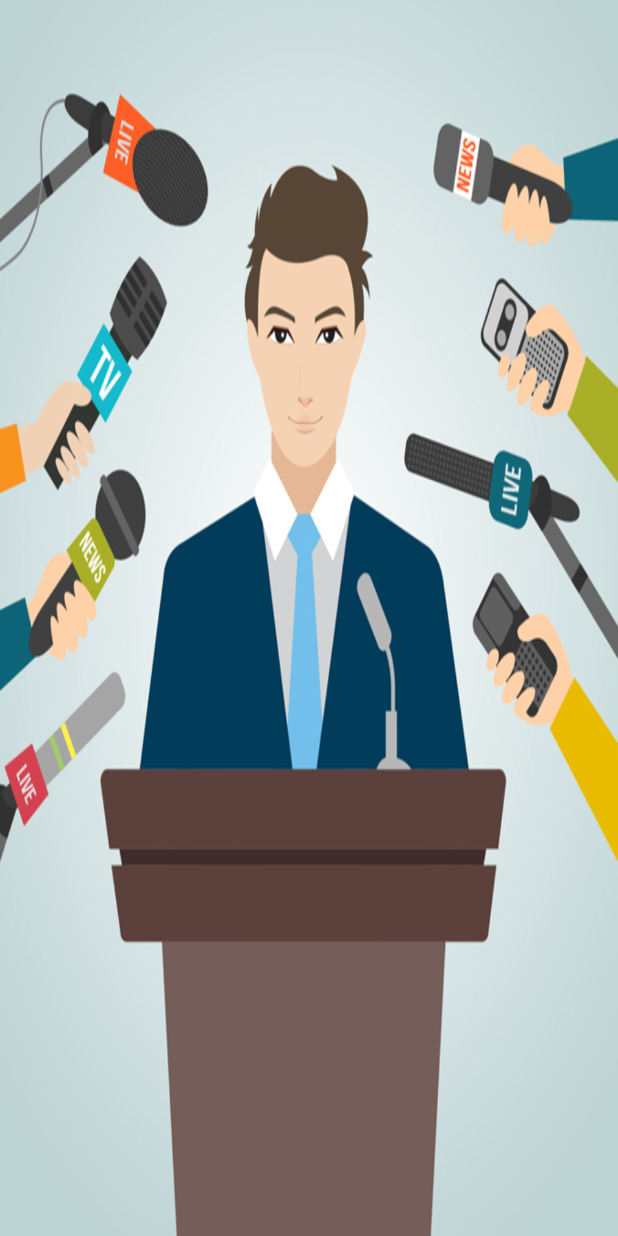
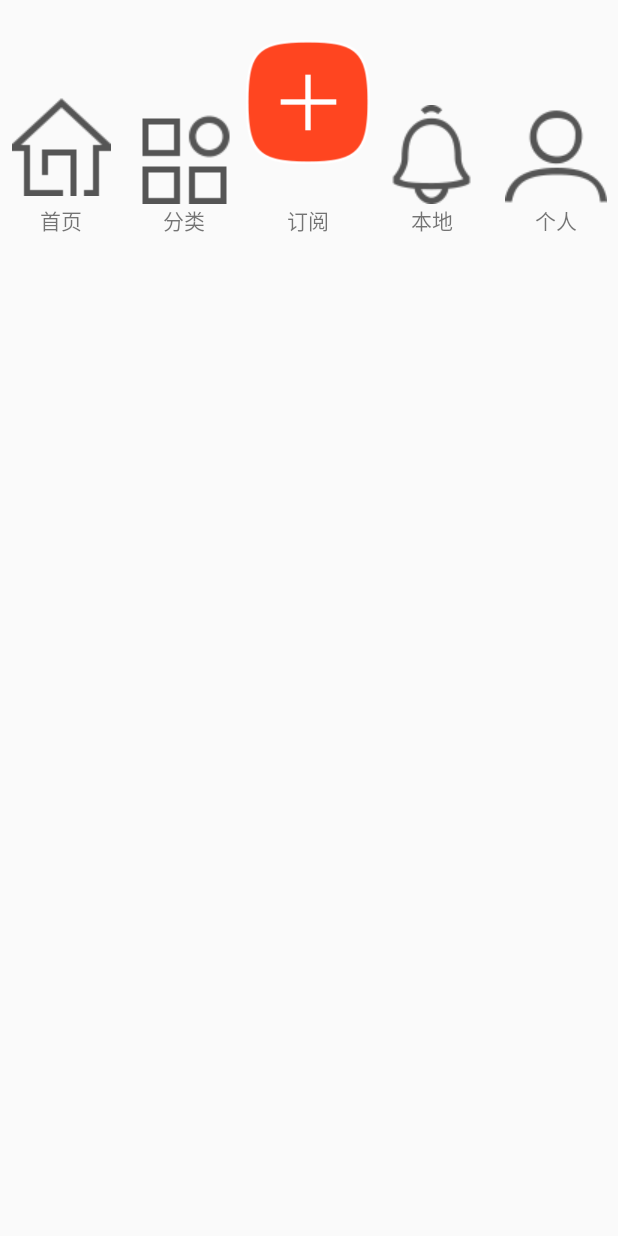
Before and after one commit to zhangchuanchuan/Wanxiang, an Android app: the screen it shows after launch (LaunchActivity before the commit, MainActivity after it), on a phone screen of 412 x 824 dp. Run offline under Robolectric (Android 15) with nearby library versions, the phone set to English and light mode, and no system bars.

Commit message:
主界面显示了

```diff
--- a/app/src/main/AndroidManifest.xml
+++ b/app/src/main/AndroidManifest.xml
@@ -23,6 +23,8 @@
             </intent-filter>
         </activity>
 
+        <activity android:name="com.stream.wangxiang.activity.MainActivity"/>
+
     </application>
 
 </manifest>
--- a/app/src/main/java/com/stream/wangxiang/activity/LaunchActivity.java
+++ b/app/src/main/java/com/stream/wangxiang/activity/LaunchActivity.java
@@ -1,4 +1,12 @@
 package com.stream.wangxiang.activity;
+
+import android.content.Intent;
+import android.os.Bundle;
+import android.os.Handler;
+import android.os.Message;
+import android.os.PersistableBundle;
+import android.support.annotation.Nullable;
+import android.util.Log;
 
 /**
  * 启动的Activity
@@ -6,4 +14,39 @@ package com.stream.wangxiang.activity;
  */
 public class LaunchActivity extends BaseActivity {
 
+    // 延迟加载的消息类型
+    private final int MSG_TYPE_DELAY_START = 0;
+
+
+
+    @Override
+    protected void onCreate(@Nullable Bundle savedInstanceState) {
+        super.onCreate(savedInstanceState);
+        Message startMsg = new Message();
+        startMsg.what = MSG_TYPE_DELAY_START;
+        startHandler.sendMessageDelayed(startMsg, 2000);
+    }
+
+    @Override
+    public void onBackPressed() {
+    }
+
+    // 这是启动延迟使用的handler
+    private Handler startHandler = new Handler(){
+        @Override
+        public void handleMessage(Message msg) {
+            switch (msg.what){
+                case MSG_TYPE_DELAY_START:
+                    jumpToMainActivity();
+                    break;
+            }
+        }
+    };
+
+    private void jumpToMainActivity(){
+        Intent mainIntent = new Intent();
+        mainIntent.setClass(this, MainActivity.class);
+        this.startActivity(mainIntent);
+        finish();
+    }
 }
--- a/app/src/main/java/com/stream/wangxiang/activity/MainActivity.java
+++ b/app/src/main/java/com/stream/wangxiang/activity/MainActivity.java
@@ -1,9 +1,21 @@
 package com.stream.wangxiang.activity;
+
+import android.os.Bundle;
+import android.os.PersistableBundle;
+
+import com.stream.wangxiang.fragment.MainInterfaceFragment;
 
 /**
  * 主界面的Activity
  * Created by 张川川 on 2016/4/18.
  */
 public class MainActivity extends BaseActivity {
-
+    @Override
+    public void onCreate(Bundle savedInstanceState) {
+        super.onCreate(savedInstanceState);
+        if(savedInstanceState == null){
+            MainInterfaceFragment mainInterfaceFragment = new MainInterfaceFragment();
+            getSupportFragmentManager().beginTransaction().add(android.R.id.content, mainInterfaceFragment).commit();
+        }
+    }
 }
--- /dev/null
+++ b/app/src/main/java/com/stream/wangxiang/fragment/MainInterfaceFragment.java
@@ -0,0 +1,22 @@
+package com.stream.wangxiang.fragment;
+
+import android.os.Bundle;
+import android.support.annotation.Nullable;
+import android.view.LayoutInflater;
+import android.view.View;
+import android.view.ViewGroup;
+
+import com.stream.wanxiang.R;
+
+/**
+ * 主要的地方
+ * Created by 张川川 on 2016/4/21.
+ */
+public class MainInterfaceFragment extends BaseFragment{
+    @Nullable
+    @Override
+    public View onCreateView(LayoutInflater inflater, @Nullable ViewGroup container, @Nullable Bundle savedInstanceState) {
+
+        return inflater.inflate(R.layout.fragment_main_interface, container, false);
+    }
+}
--- /dev/null
+++ b/app/src/main/res/layout/fragment_main_interface.xml
@@ -0,0 +1,99 @@
+<?xml version="1.0" encoding="utf-8"?>
+<RelativeLayout xmlns:android="http://schemas.android.com/apk/res/android"
+    android:layout_width="match_parent"
+    android:layout_height="match_parent">
+    <LinearLayout
+        android:layout_width="match_parent"
+        android:layout_height="wrap_content"
+        android:gravity="bottom"
+        android:baselineAligned="false">
+
+        <LinearLayout
+            android:layout_width="0dp"
+            android:layout_height="wrap_content"
+            android:orientation="vertical"
+            android:layout_weight="2">
+            <ImageView
+                android:layout_width="wrap_content"
+                android:layout_height="wrap_content"
+                android:layout_gravity="center_horizontal"
+                android:src="@drawable/home_icon_normal"/>
+            <TextView
+                android:layout_marginTop="5dp"
+                android:layout_width="wrap_content"
+                android:layout_height="match_parent"
+                android:layout_gravity="center_horizontal"
+                android:text="首页"/>
+        </LinearLayout>
+
+    <LinearLayout
+        android:layout_width="0dp"
+        android:layout_height="wrap_content"
+        android:orientation="vertical"
+        android:layout_weight="2">
+        <ImageView
+            android:layout_width="wrap_content"
+            android:layout_height="wrap_content"
+            android:layout_gravity="center_horizontal"
+            android:src="@drawable/category_normal"/>
+        <TextView
+            android:layout_width="wrap_content"
+            android:layout_height="wrap_content"
+            android:layout_gravity="center_horizontal"
+            android:text="分类"/>
+        </LinearLayout>
+
+    <LinearLayout
+        android:layout_width="0dp"
+        android:layout_height="wrap_content"
+        android:orientation="vertical"
+        android:layout_weight="2">
+        <ImageView
+            android:layout_width="wrap_content"
+            android:layout_height="wrap_content"
+            android:layout_gravity="center_horizontal"
+            android:src="@drawable/subscribe_icon"/>
+        <TextView
+            android:layout_width="wrap_content"
+            android:layout_height="wrap_content"
+            android:layout_gravity="center_horizontal"
+            android:text="订阅"/>
+    </LinearLayout>
+
+    <LinearLayout
+        android:layout_width="0dp"
+        android:layout_height="wrap_content"
+        android:orientation="vertical"
+        android:layout_weight="2">
+        <ImageView
+            android:layout_width="wrap_content"
+            android:layout_height="wrap_content"
+            android:layout_gravity="center_horizontal"
+            android:src="@drawable/message_icon_normal"/>
+        <TextView
+            android:layout_width="wrap_content"
+            android:layout_height="wrap_content"
+            android:layout_gravity="center_horizontal"
+
+            android:text="本地"/>
+    </LinearLayout>
+
+    <LinearLayout
+        android:layout_width="0dp"
+        android:layout_height="wrap_content"
+        android:orientation="vertical"
+        android:layout_weight="2">
+        <ImageView
+            android:layout_width="wrap_content"
+            android:layout_height="wrap_content"
+            android:layout_gravity="center_horizontal"
+            android:src="@drawable/my_icon_normal"/>
+        <TextView
+            android:layout_width="wrap_content"
+            android:layout_height="wrap_content"
+            android:layout_gravity="center_horizontal"
+            android:text="个人"/>
+    </LinearLayout>
+    </LinearLayout>
+
+</RelativeLayout>
--- /dev/null
+++ b/app/src/main/res/values/dimen.xml
@@ -0,0 +1,4 @@
+<?xml version="1.0" encoding="utf-8"?>
+<resources>
+
+</resources>
--- a/app/src/main/res/values/styles.xml
+++ b/app/src/main/res/values/styles.xml
@@ -6,6 +6,7 @@
         <item name="colorPrimary">@color/colorPrimary</item>
         <item name="colorPrimaryDark">@color/colorPrimaryDark</item>
         <item name="colorAccent">@color/colorAccent</item>
+        <item name="android:windowActionBar">false</item>
     </style>
 
     <style name="LauncherTheme" parent="AppTheme">
```
Also changed, not shown: app/src/main/res/drawable/category_normal.png (added), app/src/main/res/drawable/category_pressed.png (added), app/src/main/res/drawable/home_icon_normal.png (added), app/src/main/res/drawable/home_icon_pressed.png (added), app/src/main/res/drawable/message_icon_normal.png (added), app/src/main/res/drawable/message_icon_pressed.png (added), app/src/main/res/drawable/my_icon_normal.png (added), app/src/main/res/drawable/my_icon_pressed.png (added), app/src/main/res/drawable/subscribe_icon.png (added).
